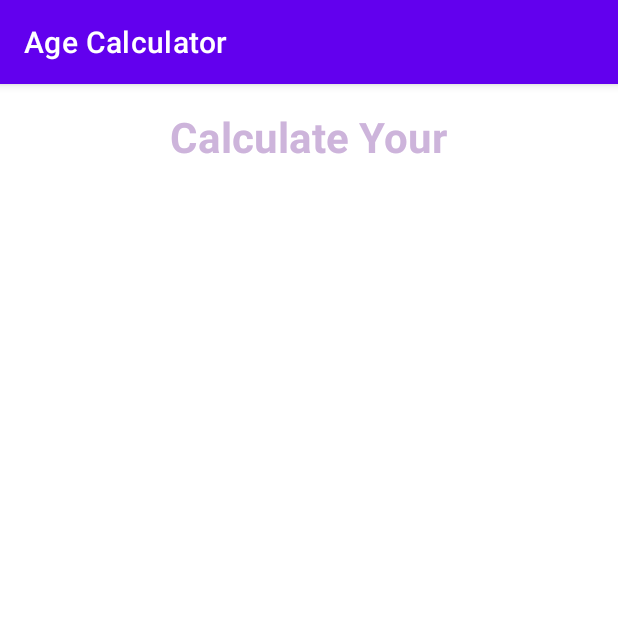
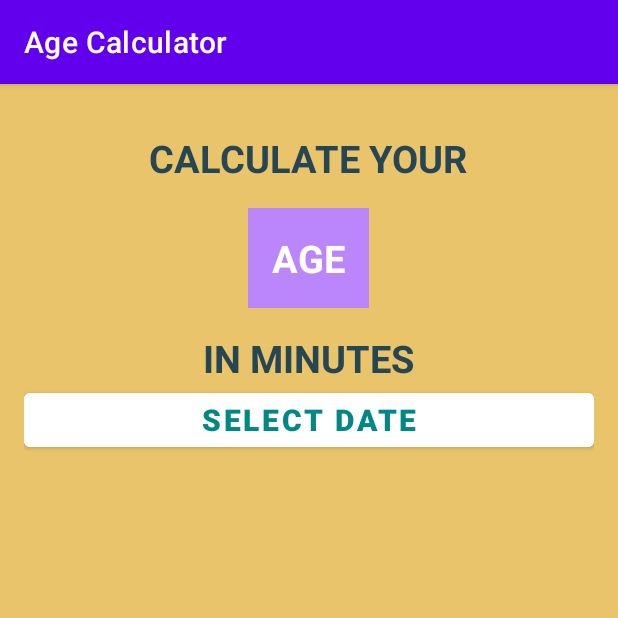
Before and after one commit to yasserbakkar97/age-calculator, an Android app: the screen it shows after launch (MainActivity), on a phone screen of 412 x 824 dp, the top half of it. Run offline under Robolectric (Android 15) with nearby library versions, the phone set to English and light mode, and no system bars.

Commit message:
create interface

```diff
--- a/app/src/main/res/layout/activity_main.xml
+++ b/app/src/main/res/layout/activity_main.xml
@@ -6,19 +6,49 @@
     android:layout_height="match_parent"
     android:gravity="center_horizontal"
     android:orientation="vertical"
+    android:padding="16dp"
+    android:background="@color/backgroundColor"
     tools:context=".MainActivity">
 
     <TextView
         android:layout_width="wrap_content"
         android:layout_height="wrap_content"
         android:layout_marginTop="16dp"
-        android:text="Calculate Your"
-        android:textColor="#cdb4db"
-        android:textSize="28sp"
+        android:text="CALCULATE YOUR"
+        android:textColor="@color/textBlue"
+        android:textSize="25sp"
+        android:textStyle="bold"/>
+
+    <TextView
+        android:layout_width="wrap_content"
+        android:layout_height="wrap_content"
+        android:layout_marginTop="16dp"
+        android:padding="16dp"
+        android:background="@color/purple_200"
+        android:text="AGE"
+        android:textColor="@color/white"
+        android:textSize="25sp"
+        android:textStyle="bold"/>
+
+    <TextView
+        android:layout_width="wrap_content"
+        android:layout_height="wrap_content"
+        android:layout_marginTop="16dp"
+        android:text="IN MINUTES"
+        android:textColor="@color/textBlue"
+        android:textSize="25sp"
+        android:textStyle="bold"/>
+
+    <Button
+        android:layout_width="match_parent"
+        android:layout_height="wrap_content"
+        android:backgroundTint="@color/white"
+        android:text="SELECT DATE"
+        android:textSize="20sp"
         android:textStyle="bold"
-        app:layout_constraintBottom_toBottomOf="parent"
-        app:layout_constraintEnd_toEndOf="parent"
-        app:layout_constraintStart_toStartOf="parent"
-        app:layout_constraintTop_toTopOf="parent" />
+        android:textColor="@color/teal_700"/>
+
+
+
 
 </LinearLayout>
--- a/app/src/main/res/values/colors.xml
+++ b/app/src/main/res/values/colors.xml
@@ -7,4 +7,6 @@
     <color name="teal_700">#FF018786</color>
     <color name="black">#FF000000</color>
     <color name="white">#FFFFFFFF</color>
+    <color name="backgroundColor">#e9c46a</color>
+    <color name="textBlue">#264653</color>
 </resources>
```
